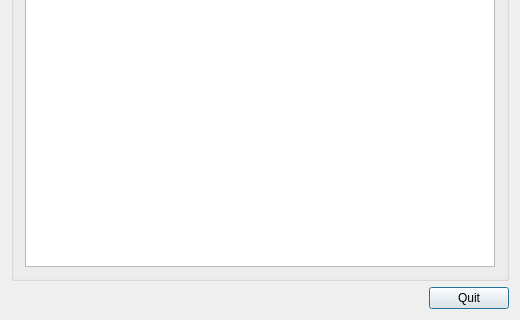
First picture: the form in examples/TestSimpleQtLoggerGui/dialog.ui, repository Mokolea/SimpleQtLogger, before the edit; both pictures show x 0 to 520 and y 240 to 560 of the 520 by 560 pixel window.
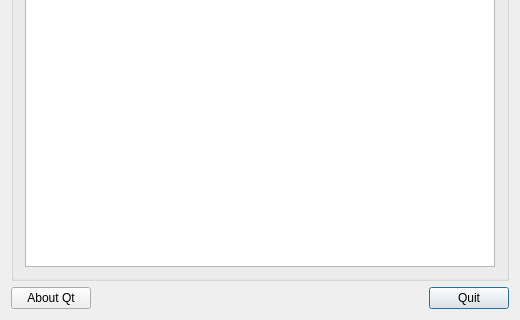
Second picture: the form after the edit.

Patch:
```diff
--- a/examples/TestSimpleQtLoggerGui/dialog.ui
+++ b/examples/TestSimpleQtLoggerGui/dialog.ui
@@ -28,6 +28,13 @@
    </item>
    <item>
     <layout class="QHBoxLayout" name="horizontalLayout">
+     <item>
+      <widget class="QPushButton" name="pushButtonAboutQt">
+       <property name="text">
+        <string>About Qt</string>
+       </property>
+      </widget>
+     </item>
      <item>
       <spacer name="horizontalSpacer">
        <property name="orientation">
@@ -46,6 +53,9 @@
        <property name="text">
         <string>Quit</string>
        </property>
+       <property name="default">
+        <bool>true</bool>
+       </property>
       </widget>
      </item>
     </layout>
```
Left out of the diff: 5 changed lines with no effect on the pictures.
